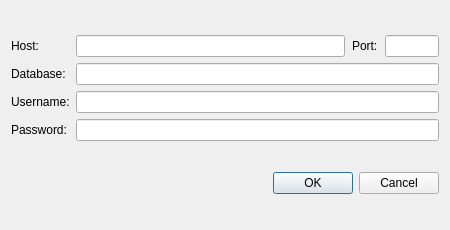
The window that PatcherGui/LoginWindow.ui (mxprshn/databasePatcherGUI) describes before a commit, drawn with Qt 5.
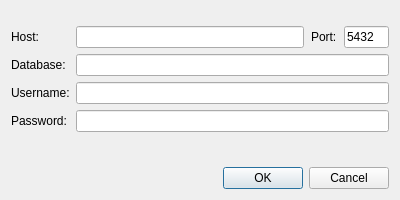
The same window after the commit. Icons and pictures are not drawn.

Diff of the .ui file:
```diff
--- a/PatcherGui/LoginWindow.ui
+++ b/PatcherGui/LoginWindow.ui
@@ -6,8 +6,8 @@
    <rect>
     <x>0</x>
     <y>0</y>
-    <width>450</width>
-    <height>230</height>
+    <width>400</width>
+    <height>200</height>
    </rect>
   </property>
   <property name="sizePolicy">
@@ -18,14 +18,14 @@
   </property>
   <property name="minimumSize">
    <size>
-    <width>450</width>
-    <height>230</height>
+    <width>400</width>
+    <height>200</height>
    </size>
   </property>
   <property name="maximumSize">
    <size>
-    <width>450</width>
-    <height>230</height>
+    <width>400</width>
+    <height>200</height>
    </size>
   </property>
   <property name="windowTitle">
@@ -38,15 +38,15 @@
   <property name="locale">
    <locale language="English" country="UnitedStates"/>
   </property>
-  <layout class="QVBoxLayout" name="verticalLayout">
+  <property name="modal">
+   <bool>true</bool>
+  </property>
+  <layout class="QVBoxLayout" name="verticalLayout" stretch="1,1,2,0">
    <item>
     <spacer name="verticalSpacer_2">
      <property name="orientation">
       <enum>Qt::Vertical</enum>
      </property>
-     <property name="sizeType">
-      <enum>QSizePolicy::Expanding</enum>
-     </property>
      <property name="sizeHint" stdset="0">
       <size>
        <width>20</width>
@@ -90,6 +90,12 @@
             <verstretch>0</verstretch>
            </sizepolicy>
           </property>
+          <property name="inputMask">
+           <string/>
+          </property>
+          <property name="text">
+           <string/>
+          </property>
          </widget>
         </item>
         <item>
@@ -113,6 +119,12 @@
             <verstretch>0</verstretch>
            </sizepolicy>
           </property>
+          <property name="inputMask">
+           <string/>
+          </property>
+          <property name="text">
+           <string>5432</string>
+          </property>
          </widget>
         </item>
        </layout>
@@ -183,19 +195,6 @@
      </property>
     </widget>
    </item>
-   <item>
-    <spacer name="verticalSpacer_3">
-     <property name="orientation">
-      <enum>Qt::Vertical</enum>
-     </property>
-     <property name="sizeHint" stdset="0">
-      <size>
-       <width>20</width>
-       <height>0</height>
-      </size>
-     </property>
-    </spacer>
-   </item>
   </layout>
  </widget>
  <layoutdefault spacing="6" margin="11"/>
```
